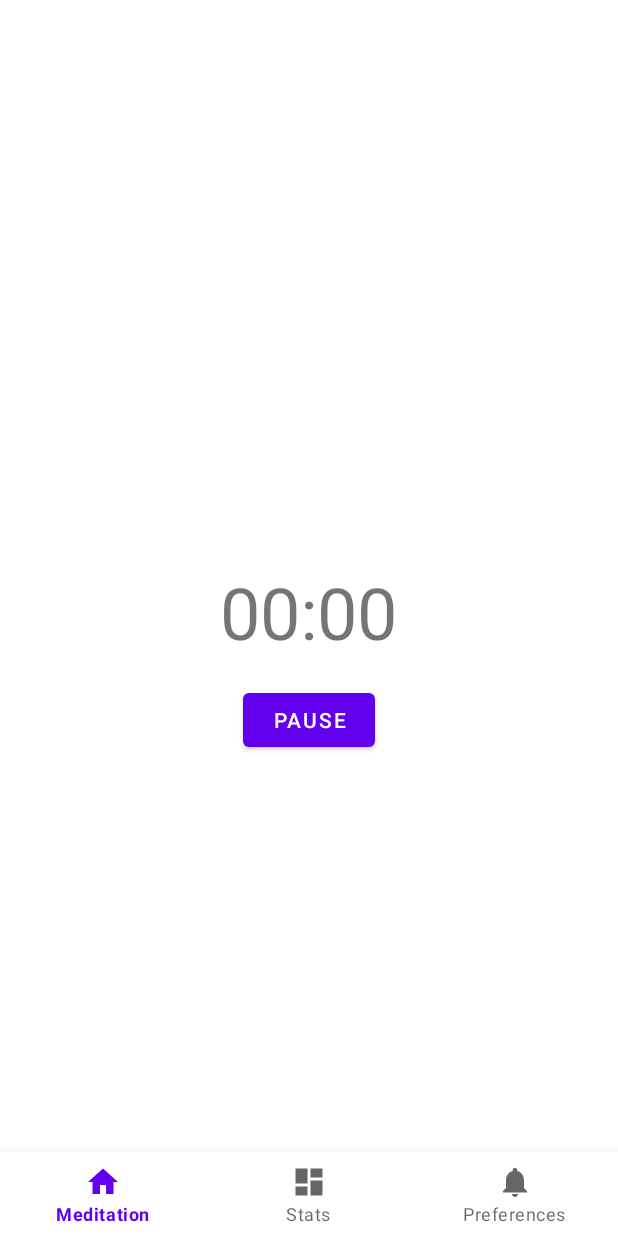
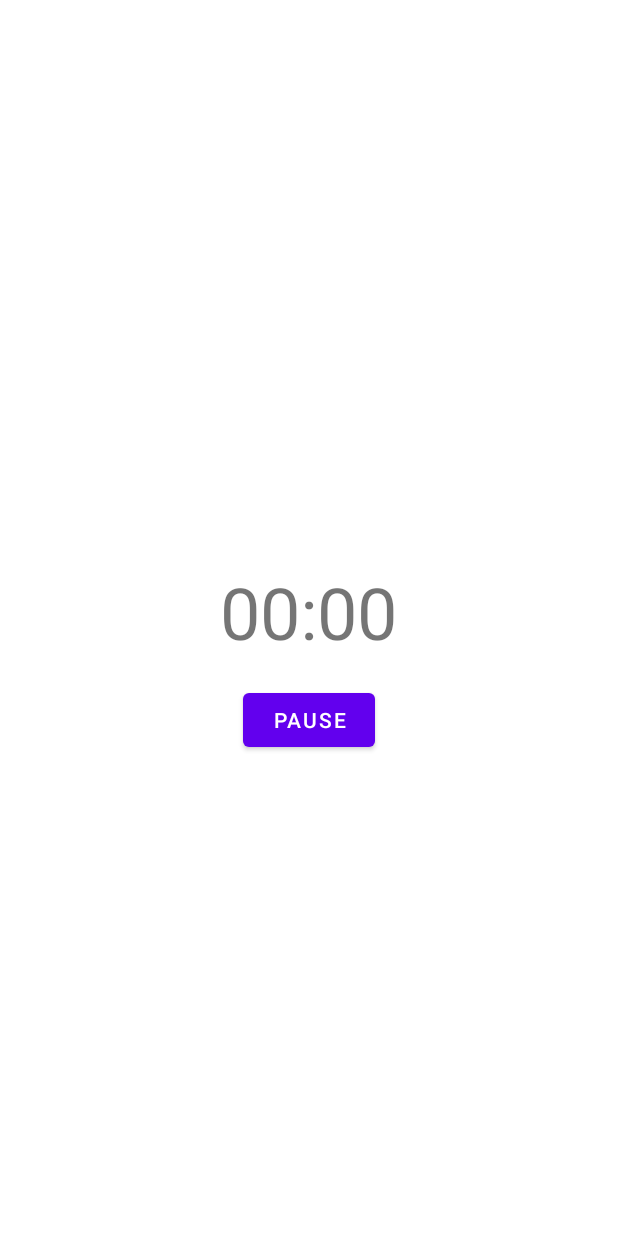
Before and after one commit to mikkac/zen_zone, an Android app: the MeditationTimerFragment screen opened through its navigation route, on a phone screen of 412 x 824 dp. Run offline under Robolectric (Android 15) with nearby library versions, the phone set to English and light mode, and no system bars; our stand-ins replace navigation-ui; 2 statements that could not run were skipped.

Commit message:
hide NavBar during meditation

```diff
--- a/ZenZone/app/src/main/java/zen/zone/MainActivity.java
+++ b/ZenZone/app/src/main/java/zen/zone/MainActivity.java
@@ -2,6 +2,7 @@ package zen.zone;
 
 import android.content.SharedPreferences;
 import android.os.Bundle;
+import android.view.View;
 import android.widget.Toast;
 import androidx.appcompat.app.AppCompatActivity;
 import androidx.navigation.NavController;
@@ -18,6 +19,7 @@ public class MainActivity extends AppCompatActivity {
     private SharedPreferences sharedPrefs;
     private static int currentDayStreak;
     private static int longestStreak;
+    private ActivityMainBinding binding;
 
     public static int[] getDaysStreaks() {
         return new int[]{currentDayStreak, longestStreak};
@@ -27,7 +29,7 @@ public class MainActivity extends AppCompatActivity {
     protected void onCreate(Bundle savedInstanceState) {
         super.onCreate(savedInstanceState);
 
-        zen.zone.databinding.ActivityMainBinding binding = ActivityMainBinding.inflate(getLayoutInflater());
+        binding = ActivityMainBinding.inflate(getLayoutInflater());
         setContentView(binding.getRoot());
 
         // Passing each menu ID as a set of Ids because each
@@ -82,4 +84,12 @@ public class MainActivity extends AppCompatActivity {
                     .apply();
         }
     }
+
+    public void hideBottomNav() {
+        binding.navView.setVisibility(View.GONE);
+    }
+
+    public void showBottomNav() {
+        binding.navView.setVisibility(View.VISIBLE);
+    }
 }
--- a/ZenZone/app/src/main/java/zen/zone/ui/meditation/MeditationTimerFragment.java
+++ b/ZenZone/app/src/main/java/zen/zone/ui/meditation/MeditationTimerFragment.java
@@ -19,6 +19,7 @@ import androidx.navigation.Navigation;
 
 import java.util.Locale;
 
+import zen.zone.MainActivity;
 import zen.zone.R;
 
 public class MeditationTimerFragment extends Fragment {
@@ -58,12 +59,13 @@ public class MeditationTimerFragment extends Fragment {
 
         btnStop.setOnClickListener(v -> stopMeditationAndReturnToSettings());
 
-        // Hide ActionBar
+        // Hide ActionBar and NavBar
         if (getActivity() != null) {
             ActionBar actionBar = ((AppCompatActivity) getActivity()).getSupportActionBar();
             if (actionBar != null) {
                 actionBar.hide();
             }
+            ((MainActivity) getActivity()).hideBottomNav();
         }
 
         return view;
@@ -95,12 +97,13 @@ public class MeditationTimerFragment extends Fragment {
         }
         Navigation.findNavController(getView()).navigate(R.id.navigation_meditation);
 
-        // Show ActionBar
+        // Show ActionBar and NavBar
         if (getActivity() != null) {
             ActionBar actionBar = ((AppCompatActivity) getActivity()).getSupportActionBar();
             if (actionBar != null) {
                 actionBar.show();
             }
+            ((MainActivity) getActivity()).showBottomNav();
         }
 
     }
--- a/ZenZone/app/src/main/res/layout/fragment_meditation_timer.xml
+++ b/ZenZone/app/src/main/res/layout/fragment_meditation_timer.xml
@@ -36,16 +36,14 @@
                 android:id="@+id/btn_play"
                 android:layout_width="wrap_content"
                 android:layout_height="wrap_content"
-                android:text="@string/play"
-                style="?android:attr/buttonBarButtonStyle" />
+                android:text="@string/play" />
 
             <Button
                 android:id="@+id/btn_stop"
                 android:layout_width="wrap_content"
                 android:layout_height="wrap_content"
-                android:layout_marginStart="16dp"
-                android:text="@string/stop"
-                style="?android:attr/buttonBarButtonStyle" />
+                android:layout_marginLeft="16dp"
+                android:text="@string/stop" />
 
         </LinearLayout>
     </LinearLayout>
```
Also changed, not shown: 1 other file.
